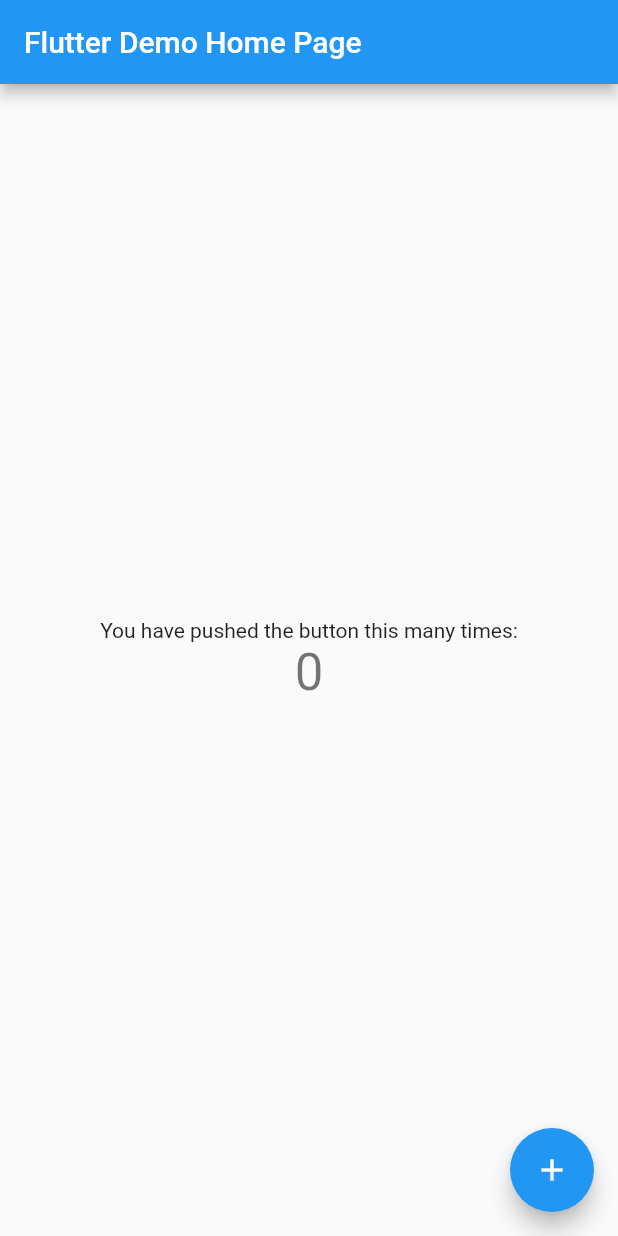
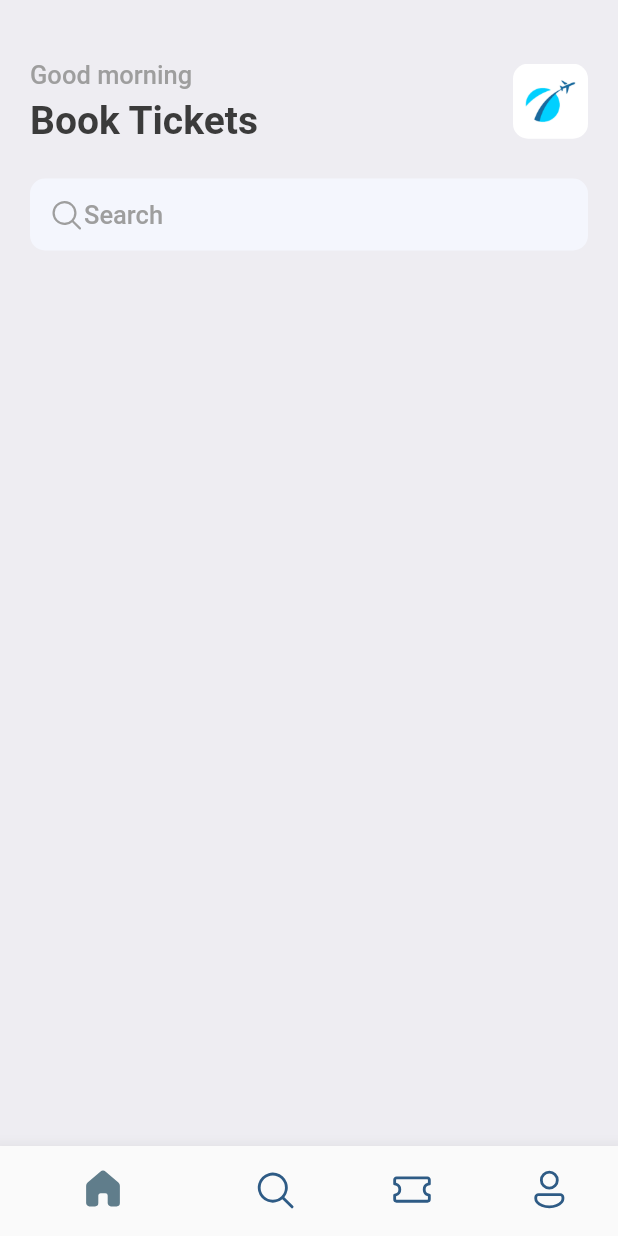
Before and after one commit to KietDarealist/booktickets-flutter, a Flutter app: the screen it shows after launch, on a phone screen of 412 x 824 dp. Run offline on Flutter 3.47's test engine with Material 2 defaults, Android fonts, the phone set to English and light mode, and no system bars; our stand-ins replace fluentui_icons, gap.

Commit message:
init home screen layout

```diff
--- a/lib/main.dart
+++ b/lib/main.dart
@@ -1,3 +1,5 @@
+import 'package:booktickets/screens/bottom_bar.dart';
+import 'package:booktickets/utils/app_style.dart';
 import 'package:flutter/material.dart';
 
 void main() {
@@ -10,84 +12,12 @@ class MyApp extends StatelessWidget {
   @override
   Widget build(BuildContext context) {
     return MaterialApp(
+      debugShowCheckedModeBanner: false,
       title: 'Flutter Demo',
       theme: ThemeData(
-        primarySwatch: Colors.blue,
+        primaryColor: primary,
       ),
-      home: const MyHomePage(title: 'Flutter Demo Home Page'),
+      home: const BottomBar(),
     );
   }
 }
-
-class MyHomePage extends StatefulWidget {
-  const MyHomePage({super.key, required this.title});
-
-  final String title;
-
-  @override
-  State<MyHomePage> createState() => _MyHomePageState();
-}
-
-class _MyHomePageState extends State<MyHomePage> {
-  int _counter = 0;
-  int _counter2 = 0;
-
-  void _incrementCounter() {
-    setState(() {
-      _counter++;
-      _counter2--;
-    });
-  }
-
-  @override
-  Widget build(BuildContext context) {
-    // This method is rerun every time setState is called, for instance as done
-    // by the _incrementCounter method above.
-    //
-    // The Flutter framework has been optimized to make rerunning build methods
-    // fast, so that you can just rebuild anything that needs updating rather
-    // than having to individually change instances of widgets.
-    return Scaffold(
-      appBar: AppBar(
-        // Here we take the value from the MyHomePage object that was created by
-        // the App.build method, and use it to set our appbar title.
-        title: Text(widget.title),
-      ),
-      body: Center(
-        // Center is a layout widget. It takes a single child and positions it
-        // in the middle of the parent.
-        child: Column(
-          // Column is also a layout widget. It takes a list of children and
-          // arranges them vertically. By default, it sizes itself to fit its
-          // children horizontally, and tries to be as tall as its parent.
-          //
-          // Invoke "debug painting" (press "p" in the console, choose the
-          // "Toggle Debug Paint" action from the Flutter Inspector in Android
-          // Studio, or the "Toggle Debug Paint" command in Visual Studio Code)
-          // to see the wireframe for each widget.
-          //
-          // Column has various properties to control how it sizes itself and
-          // how it positions its children. Here we use mainAxisAlignment to
-          // center the children vertically; the main axis here is the vertical
-          // axis because Columns are vertical (the cross axis would be
-          // horizontal).
-          mainAxisAlignment: MainAxisAlignment.center,
-          children: <Widget>[
-            const Text(
-              'You have pushed the button this many times:',
-            ),
-            Text(
-              '$_counter',
-              style: Theme.of(context).textTheme.headlineMedium,
-            ),
-          ],
-        ),
-      ),
-      floatingActionButton: FloatingActionButton(
-        onPressed: _incrementCounter,
-        tooltip: 'Increment',
-        child: const Icon(Icons.add),
-      ), // This trailing comma makes auto-formatting nicer for build methods.
-    );
-  }
-}
--- /dev/null
+++ b/lib/screens/bottom_bar.dart
@@ -0,0 +1,64 @@
+import 'package:booktickets/screens/home_screen.dart';
+import 'package:fluentui_icons/fluentui_icons.dart';
+import 'package:flutter/cupertino.dart';
+import 'package:flutter/material.dart';
+
+class BottomBar extends StatefulWidget {
+  const BottomBar({Key? key}) : super(key: key);
+  @override
+  State<BottomBar> createState() => _BottomBarState();
+}
+
+class _BottomBarState extends State<BottomBar> {
+  int _selectedIndex = 0;
+  static final List<Widget> _widgetOptions = <Widget>[
+    HomeScreen(),
+    const Text("Search"),
+    const Text("Tickets"),
+    const Text("Profile")
+  ];
+
+  void _onItemTapped(int index) {
+    setState(() {
+      _selectedIndex = index;
+    });
+  }
+
+  @override
+  Widget build(BuildContext context) {
+    return Scaffold(
+        body: Center(child: _widgetOptions[_selectedIndex]),
+        bottomNavigationBar: BottomNavigationBar(
+            onTap: (value) => _onItemTapped(value),
+            currentIndex: _selectedIndex,
+            elevation: 10,
+            showSelectedLabels: false,
+            type: BottomNavigationBarType.shifting,
+            showUnselectedLabels: false,
+            selectedItemColor: Colors.blueGrey,
+            unselectedItemColor: const Color(0xFF5265480),
+            iconSize: 30,
+            items: const [
+              BottomNavigationBarItem(
+                  icon: (Icon(
+                    FluentSystemIcons.ic_fluent_home_regular,
+                  )),
+                  activeIcon: Icon(
+                    FluentSystemIcons.ic_fluent_home_filled,
+                  ),
+                  label: 'Home'),
+              BottomNavigationBarItem(
+                  icon: (Icon(FluentSystemIcons.ic_fluent_search_regular)),
+                  activeIcon: (Icon(FluentSystemIcons.ic_fluent_search_filled)),
+                  label: 'Search'),
+              BottomNavigationBarItem(
+                  icon: (Icon(FluentSystemIcons.ic_fluent_ticket_regular)),
+                  activeIcon: (Icon(FluentSystemIcons.ic_fluent_ticket_filled)),
+                  label: 'Ticket'),
+              BottomNavigationBarItem(
+                  icon: (Icon(FluentSystemIcons.ic_fluent_person_regular)),
+                  activeIcon: (Icon(FluentSystemIcons.ic_fluent_person_filled)),
+                  label: 'Account')
+            ]));
+  }
+}
--- /dev/null
+++ b/lib/screens/home_screen.dart
@@ -0,0 +1,72 @@
+import 'package:booktickets/utils/app_style.dart';
+import 'package:fluentui_icons/fluentui_icons.dart';
+import 'package:flutter/cupertino.dart';
+import 'package:flutter/material.dart';
+import 'package:gap/gap.dart';
+
+class HomeScreen extends StatelessWidget {
+  const HomeScreen({Key? key}) : super(key: key);
+
+  @override
+  Widget build(BuildContext context) {
+    return Scaffold(
+        backgroundColor: Styles.bgColor,
+        body: ListView(
+          children: [
+            Container(
+              padding: const EdgeInsets.symmetric(horizontal: 20),
+              child: Column(children: [
+                const Gap(40),
+                Row(
+                  mainAxisAlignment: MainAxisAlignment.spaceBetween,
+                  children: [
+                    Column(
+                      crossAxisAlignment: CrossAxisAlignment.start,
+                      children: [
+                        Text(
+                          "Good morning",
+                          style: Styles.headLineStyle3,
+                        ),
+                        const Gap(5),
+                        Text(
+                          "Book Tickets",
+                          style: Styles.headLineStyle1,
+                        ),
+                      ],
+                    ),
+                    Container(
+                      height: 50,
+                      width: 50,
+                      decoration: BoxDecoration(
+                          image: const DecorationImage(
+                              fit: BoxFit.cover,
+                              image: AssetImage('assets/images/img_1.png')),
+                          borderRadius: BorderRadius.circular(10)),
+                    )
+                  ],
+                ),
+                const Gap(24),
+                Container(
+                    padding: const EdgeInsets.symmetric(
+                        horizontal: 12, vertical: 12),
+                    decoration: BoxDecoration(
+                        borderRadius: BorderRadius.circular(10),
+                        color: const Color(0xFFF4F6FD)),
+                    child: Row(
+                      children: [
+                        const Icon(
+                          FluentSystemIcons.ic_fluent_search_regular,
+                          color: Colors.grey,
+                        ),
+                        Text(
+                          "Search",
+                          style: Styles.headLineStyle3,
+                        )
+                      ],
+                    ))
+              ]),
+            )
+          ],
+        ));
+  }
+}
--- /dev/null
+++ b/lib/utils/app_style.dart
@@ -0,0 +1,23 @@
+import 'package:flutter/cupertino.dart';
+
+import 'package:flutter/material.dart';
+
+Color primary = const Color(0xFF687daf);
+
+class Styles {
+  static Color primaryColor = primary;
+  static Color textColor = const Color(0xFF3b3b3b);
+  static Color bgColor = const Color(0xFFeeedf2);
+  static Color orangeColor = const Color(0xFF526799);
+
+  static TextStyle textStyle =
+      TextStyle(fontSize: 16, color: textColor, fontWeight: FontWeight.w500);
+  static TextStyle headLineStyle1 =
+      TextStyle(fontSize: 26, color: textColor, fontWeight: FontWeight.bold);
+  static TextStyle headLineStyle2 =
+      TextStyle(fontSize: 21, color: textColor, fontWeight: FontWeight.bold);
+  static TextStyle headLineStyle3 = TextStyle(
+      fontSize: 17, color: Colors.grey.shade500, fontWeight: FontWeight.w500);
+  static TextStyle headLineStyle4 = TextStyle(
+      fontSize: 14, color: Colors.grey.shade500, fontWeight: FontWeight.w500);
+}
```
Also changed, not shown: pubspec.yaml (+6 -7 lines), assets/images/img.png (added), assets/images/img_1.png (added), assets/images/one.png (added), assets/images/sit.jpg (added), assets/images/three.png (added), assets/images/two.png (added), assets/images/visa.png (added), pubspec.lock.
